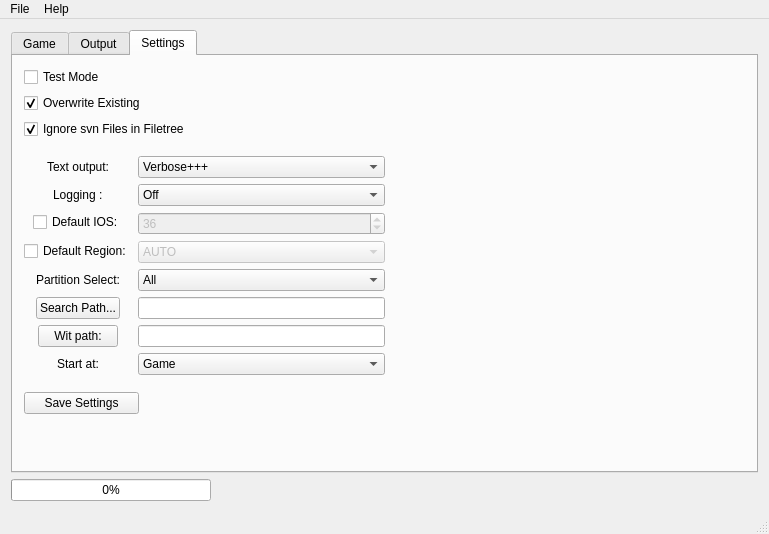
First picture: the form in mainwindow.ui, repository giantpune/qtwitgui, before the edit.
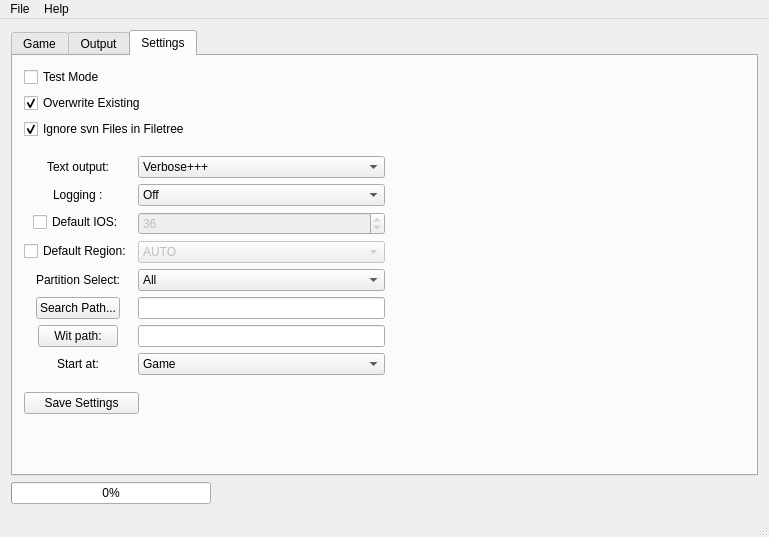
Second picture: the form after the edit. The open tabs and pages were chosen to show the change.

Commit message: * ensure new line after inserting command

Diff of the .ui file:
```diff
--- a/mainwindow.ui
+++ b/mainwindow.ui
@@ -7,7 +7,7 @@
     <x>0</x>
     <y>0</y>
     <width>769</width>
-    <height>534</height>
+    <height>537</height>
    </rect>
   </property>
   <property name="windowTitle">
```
Left out of the diff: 2 changed lines with no effect on the pictures. The commit also changes 1 other file.
